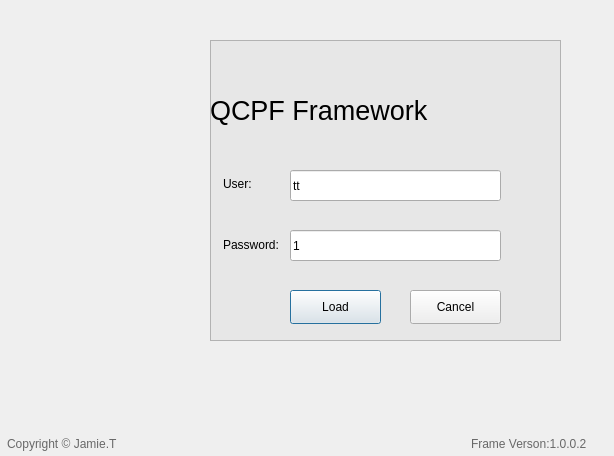
Old version of the form src/QCPF_Host_View/formloading.ui in the repository Jamie-tong/QCPFrame.
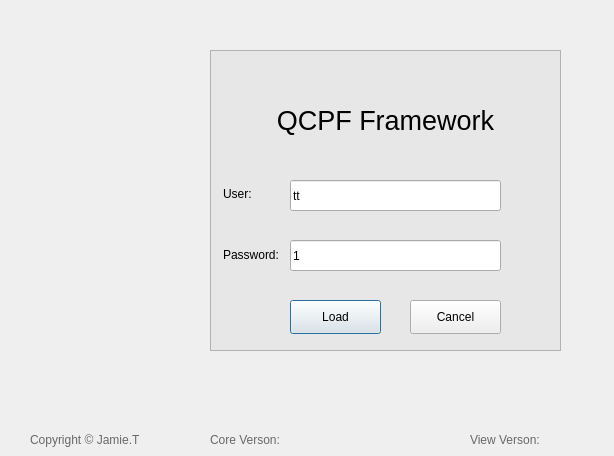
New version of the form. Icons and pictures are not drawn.

Commit message: the qcpf command line verson is born, fix some bugs in view edition.

What changed in the file:
```diff
--- a/src/QCPF_Host_View/formloading.ui
+++ b/src/QCPF_Host_View/formloading.ui
@@ -32,7 +32,7 @@
    <property name="geometry">
     <rect>
      <x>210</x>
-     <y>40</y>
+     <y>50</y>
      <width>351</width>
      <height>301</height>
     </rect>
@@ -166,16 +166,22 @@
     <property name="text">
      <string>QCPF Framework</string>
     </property>
+    <property name="alignment">
+     <set>Qt::AlignCenter</set>
+    </property>
     <property name="wordWrap">
      <bool>true</bool>
     </property>
+    <property name="margin">
+     <number>5</number>
+    </property>
    </widget>
   </widget>
   <widget class="QLabel" name="lb_LoadingInfo">
    <property name="geometry">
     <rect>
      <x>210</x>
-     <y>350</y>
+     <y>360</y>
      <width>351</width>
      <height>61</height>
     </rect>
@@ -193,8 +199,8 @@
    </property>
    <property name="geometry">
     <rect>
-     <x>7</x>
-     <y>434</y>
+     <x>30</x>
+     <y>430</y>
      <width>131</width>
      <height>20</height>
     </rect>
@@ -213,8 +219,8 @@
    </property>
    <property name="geometry">
     <rect>
-     <x>471</x>
-     <y>434</y>
+     <x>210</x>
+     <y>430</y>
      <width>131</width>
      <height>20</height>
     </rect>
@@ -224,7 +230,27 @@
 color: rgb(104, 104, 104);</string>
    </property>
    <property name="text">
-    <string>Frame Verson:1.0.0.2</string>
+    <string>Core Verson:</string>
+   </property>
+  </widget>
+  <widget class="QLabel" name="labViewVersion">
+   <property name="enabled">
+    <bool>true</bool>
+   </property>
+   <property name="geometry">
+    <rect>
+     <x>470</x>
+     <y>430</y>
+     <width>131</width>
+     <height>20</height>
+    </rect>
+   </property>
+   <property name="styleSheet">
+    <string notr="true">font: 9pt &quot;Microsoft YaHei UI&quot;;
+color: rgb(104, 104, 104);</string>
+   </property>
+   <property name="text">
+    <string>View Verson:</string>
    </property>
   </widget>
  </widget>
```
Left out of the diff: 2 changed lines with no effect on the pictures. The commit also changes 282 other files.
